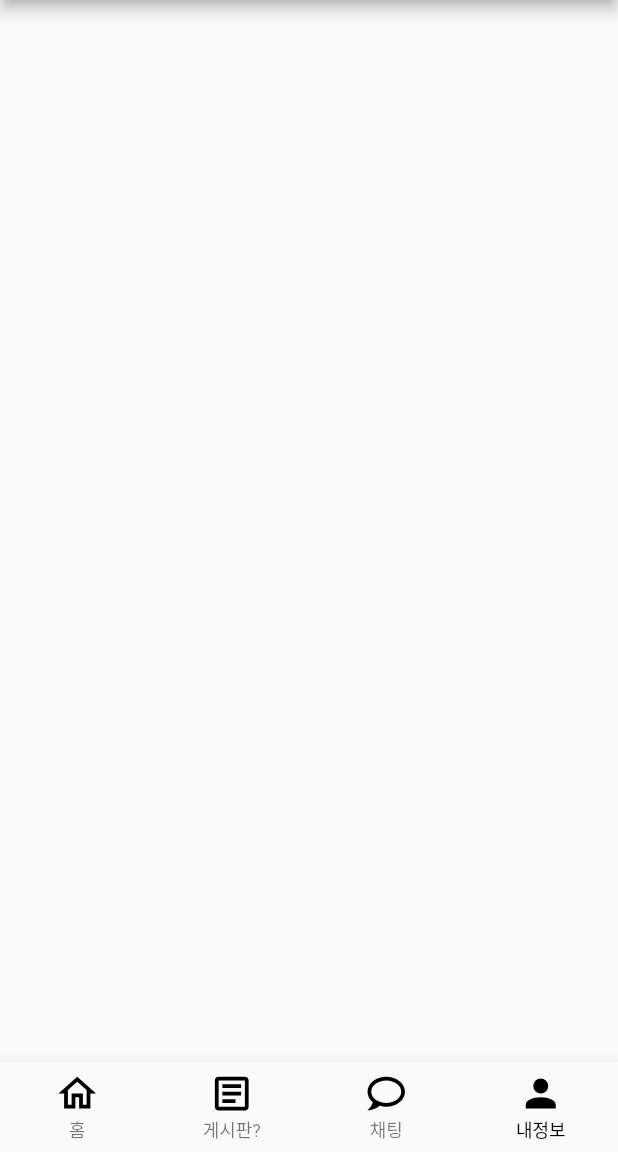
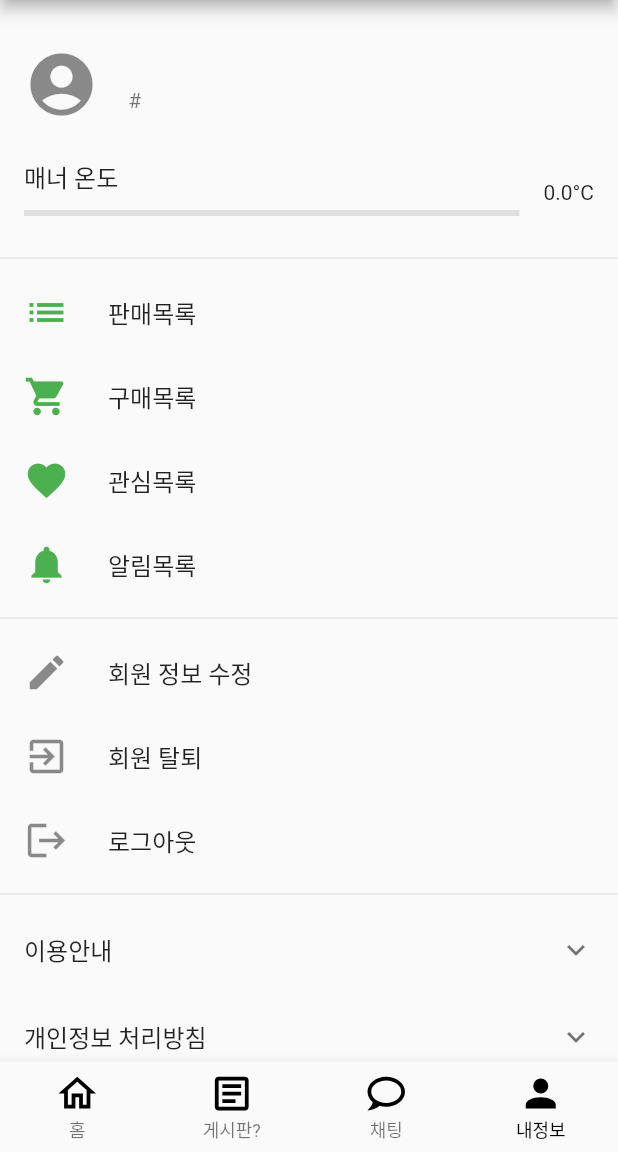
Before and after one commit to Mkyupark/Hakgeun_Market, a Flutter app: the App screen opened directly, item 4 of the bottom bar chosen, on a phone screen of 412 x 824 dp, the part 84-1236 px from its top. Run offline on Flutter 3.47's test engine with Material 2 defaults, Android fonts, the phone set to English and light mode, and no system bars; our stand-ins replace cloud_firestore, firebase_auth, firebase_core, flutter_svg, get, image_picker; accounts and stored records are empty.

Commit message:
내정보 UI + 회원정보수정
내정보 UI + 회원정보수정

```diff
--- a/lib/pages/AuthPage/login_screen.dart
+++ b/lib/pages/AuthPage/login_screen.dart
@@ -4,6 +4,7 @@ import 'package:flutter/services.dart';
 import 'package:hakgeun_market/models/user.dart';
 import 'package:hakgeun_market/pages/AuthPage/regist_screen.dart';
 import 'package:hakgeun_market/pages/app.dart';
+import 'package:hakgeun_market/provider/navigation_provider.dart';
 import 'package:hakgeun_market/provider/user_provider.dart';
 import 'package:hakgeun_market/service/AuthService.dart';
 import 'package:hakgeun_market/service/userService.dart';
@@ -67,7 +68,10 @@ class _LoginScreenState extends State<LoginScreen> {
             // App 화면으로 이동
             // ignore: use_build_context_synchronously
             Navigator.pushReplacement(
-                context, MaterialPageRoute(builder: (context) => App()));
+              context,
+              MaterialPageRoute(
+                  builder: (context) => App()), // App()은 메인 스크린으로 돌아가는 라우트
+            );
           } else {
             // 가입되지 않은 사용자인 경우, RegistScreen으로 이동하며 휴대폰 번호 정보를 전달합니다.
             // ignore: use_build_context_synchronously
--- a/lib/pages/AuthPage/regist_screen.dart
+++ b/lib/pages/AuthPage/regist_screen.dart
@@ -4,7 +4,9 @@ import 'package:firebase_auth/firebase_auth.dart';
 import 'package:flutter/material.dart';
 import 'package:hakgeun_market/models/user.dart';
 import 'package:hakgeun_market/pages/app.dart';
+import 'package:hakgeun_market/provider/user_provider.dart';
 import 'package:hakgeun_market/service/userService.dart';
+import 'package:provider/provider.dart';
 
 class RegistScreen extends StatefulWidget {
   final String phoneNumber;
@@ -32,7 +34,7 @@ class _RegistScreenState extends State<RegistScreen> {
 
       // UserService 인스턴스 생성
       final userService = UserService();
-
+      Provider.of<UserProvider>(context, listen: false).setUser(user);
       // Firestore에 사용자 정보 저장
       await userService.createUser(user);
 
--- a/lib/pages/MyPage/profile_screen.dart
+++ b/lib/pages/MyPage/profile_screen.dart
@@ -0,0 +1,249 @@
+// ignore_for_file: non_constant_identifier_names
+
+import 'package:flutter/material.dart';
+import 'package:hakgeun_market/pages/AuthPage/login_screen.dart';
+import 'package:hakgeun_market/pages/AuthPage/main_screen.dart';
+import 'package:hakgeun_market/pages/AuthPage/regist_screen.dart';
+import 'package:hakgeun_market/provider/navigation_provider.dart';
+import 'package:hakgeun_market/provider/user_provider.dart';
+import 'package:hakgeun_market/service/userService.dart';
+import 'package:provider/provider.dart';
+
+class ProfileScreen extends StatefulWidget {
+  const ProfileScreen({super.key});
+
+  @override
+  ProfilePage createState() => ProfilePage();
+}
+
+class ProfilePage extends State<ProfileScreen> {
+  @override
+  Widget build(BuildContext context) {
+    final userProvider = Provider.of<UserProvider>(context);
+    final navProvider = Provider.of<NavigationProvider>(context);
+    final user = userProvider.user;
+
+    if (user != null) {
+      navProvider.updatePage(3);
+      return Scaffold(
+        body: ListView(
+          children: <Widget>[
+            const SizedBox(height: 20),
+            ListTile(
+              leading: const Icon(Icons.account_circle, size: 50),
+              title: Text(user.nickName),
+              subtitle: Text('${user.schoolName} #${user.phoneNum}'),
+            ),
+            _buildMannerTemperature(user.mannerTemperature),
+            const Divider(),
+            _buildButton(context, Icons.list, '판매목록', Colors.green, () {
+              Navigator.push(
+                context,
+                MaterialPageRoute(builder: (context) => Container()),
+              );
+            }),
+            _buildButton(context, Icons.shopping_cart, '구매목록', Colors.green,
+                () {
+              // Navigator push to 구매목록 screen
+              Navigator.push(
+                context,
+                MaterialPageRoute(builder: (context) => Container()),
+              );
+            }),
+            _buildButton(context, Icons.favorite, '관심목록', Colors.green, () {
+              // Navigator push to 관심목록 screen
+              Navigator.push(
+                context,
+                MaterialPageRoute(builder: (context) => Container()),
+              );
+            }),
+            _buildButton(context, Icons.notifications, '알림목록', Colors.green,
+                () {
+              // Navigator push to 알림목록 screen
+              Navigator.push(
+                context,
+                MaterialPageRoute(builder: (context) => Container()),
+              );
+            }),
+            const Divider(),
+            _buildButton(context, Icons.edit, '회원 정보 수정', null, () {
+              // Navigator push to 회원 정보 수정 screen
+              Navigator.push(
+                context,
+                MaterialPageRoute(
+                    builder: (context) => RegistScreen(
+                          phoneNumber: user.phoneNum,
+                        )),
+              );
+            }),
+            _buildButton(context, Icons.exit_to_app, '회원 탈퇴', null, () {
+              _showDialog(context, '회원 탈퇴하시겠습니까?', () async {
+                // 회원 탈퇴 로직
+                var userService = UserService();
+
+                await userService.deleteUser(user.id);
+                userProvider.setUser(null); // 현재 사용자 ID에 해당하는 사용자 삭제
+              });
+            }),
+            _buildButton(context, Icons.logout, '로그아웃', null, () {
+              _showDialog(context, '로그아웃하시겠습니까?', () async {
+                // 로그아웃 로직
+                var userProvider = UserProvider();
+                userProvider.setUser(null); // 사용자 정보 제거
+              });
+            }),
+            const Divider(),
+            _buildExpansionTile(
+              title: '이용안내',
+              content: '학근마켓은 학교내에서 중고물품을 판매하는 기능을 제공합니다.',
+            ),
+            _buildExpansionTile(
+                title: '개인정보 처리방침',
+                content:
+                    ' 학근마켓은 사용자의 개인정보를 보호하고 사용자에게 안전하고 효과적인 서비스를 제공하기 위해 최선을 다하고 있습니다.\n 본 개인정보 처리방침은 학근마켓이 어떻게 사용자의 정보를 수집, 사용, 공유하는지에 대한 중요한 정보를 담고 있습니다.\n\n'
+                    '1. 수집하는 개인정보의 항목 및 수집 방법\n'
+                    ' - 학근마켓은 서비스 제공을 위해 이메일, 성별, 생년월일, 로그인 ID 등의 정보를 수집합니다.\n 이 정보는 주로 카카오 로그인을 통해 수집됩니다.\n\n'
+                    '2. 개인정보의 이용 목적\n'
+                    ' - 수집된 정보는 서비스 제공, 사용자 관리, 신규 기능 개발 및 개선, 안전한 서비스 이용 환경 조성 등을 위해 사용됩니다.\n\n'
+                    '3. 개인정보의 보유 및 이용 기간\n'
+                    ' - 사용자의 정보는 서비스 이용 기간 동안 보유하며, 법적인 요구가 있는 경우를 제외하고는 이용자의 요청에 따라 삭제됩니다.\n\n'
+                    '4. 개인정보의 파기 절차 및 방법\n'
+                    ' - 사용자의 개인정보는 목적 달성 후 별도의 DB로 옮겨져 일정 기간 저장된 후 파기됩니다.\n'
+                    ' - 전자적 파일 형태로 저장된 개인정보는 기술적 방법을 사용하여 복구 및 재생이 불가능하도록 안전하게 삭제됩니다.\n\n'
+                    '5. 개인정보 보호를 위한 기술적, 관리적 대책\n'
+                    ' - 학근마켓은 사용자의 개인정보 보호를 위해 보안 시스템을 갖추고 있으며, 정기적인 점검을 통해 안전을 유지하고 있습니다.\n'
+                    ' - 사용자의 개인정보에 접근할 수 있는 인원을 최소한으로 제한하며, 이를 위반할 시 엄격한 처벌을 받을 수 있습니다.\n\n'
+                    '본 개인정보 처리방침은 법률 및 정책의 변경에 따라 변경될 수 있으며, 변경 시 사용자에게 적절한 방법으로 통지할 것입니다.\n'),
+            _DeveloperExpansionTile(),
+          ],
+        ),
+      );
+    } else {
+      return Material(
+        child: Center(
+          child: Column(
+            mainAxisAlignment: MainAxisAlignment.center,
+            children: <Widget>[
+              const Text('로그인 하여 학근마켓을 이용해주세요',
+                  style: TextStyle(fontSize: 18.0)),
+              const SizedBox(height: 20),
+              ElevatedButton(
+                onPressed: () {
+                  Navigator.of(context).pushReplacement(
+                    MaterialPageRoute(
+                        builder: (context) => const LoginScreen()),
+                  );
+                },
+                child: const Text('로그인'),
+                style: ElevatedButton.styleFrom(
+                  primary: const Color(0xFF2DB400),
+                ),
+              ),
+            ],
+          ),
+        ),
+      );
+    }
+  }
+
+  Widget _DeveloperExpansionTile() {
+    return ExpansionTile(
+      title: const Text('개발자 정보'),
+      children: <Widget>[
+        _buildDeveloperInfo('손승재', '20190613', '회원가입, 내정보 Screen 구현'),
+        _buildDeveloperInfo('우민식', '20200723', 'Firebase 채팅 기능 구현'),
+        _buildDeveloperInfo('양준석', '20200694', '상품 상세 정보 Screen 구현'),
+        _buildDeveloperInfo('박민규', '20170426', '상품 리스트 Screen 구현'),
+      ],
+    );
+  }
+
+  Widget _buildDeveloperInfo(String name, String id, String role) {
+    return Padding(
+      padding: const EdgeInsets.symmetric(vertical: 4.0, horizontal: 16.0),
+      child: Row(
+        children: <Widget>[
+          Expanded(
+            flex: 2,
+            child: Text('$name $id',
+                style: const TextStyle(fontWeight: FontWeight.bold)),
+          ),
+          Expanded(
+            flex: 3,
+            child: Text(role),
+          ),
+        ],
+      ),
+    );
+  }
+
+  Widget _buildExpansionTile({required String title, required String content}) {
+    return ExpansionTile(
+      title: Text(title),
+      children: <Widget>[
+        Padding(
+          padding: const EdgeInsets.all(16.0),
+          child: Text(content),
+        ),
+      ],
+    );
+  }
+
+  Widget _buildButton(BuildContext context, IconData icon, String label,
+      Color? color, VoidCallback onTap) {
+    return ListTile(
+      leading: Icon(icon, size: 30, color: color),
+      title: Text(label),
+      onTap: onTap,
+    );
+  }
+
+  Widget _buildMannerTemperature(double temperature) {
+    Color color;
+    if (temperature < 35) {
+      color = Colors.blue;
+    } else if (temperature < 37) {
+      color = Colors.green;
+    } else {
+      color = Colors.red;
+    }
+
+    return ListTile(
+      title: const Text('매너 온도'),
+      subtitle: LinearProgressIndicator(
+        value: temperature / 100,
+        valueColor: AlwaysStoppedAnimation<Color>(color),
+        backgroundColor: Colors.grey[300],
+      ),
+      trailing: Text('${temperature.toStringAsFixed(1)}°C'),
+    );
+  }
+
+  void _showDialog(
+      BuildContext context, String content, Future<Null> Function() param2) {
+    showDialog(
+      context: context,
+      builder: (BuildContext context) {
+        return AlertDialog(
+          title: const Text('알림'),
+          content: Text(content),
+          actions: <Widget>[
+            TextButton(
+              child: const Text('확인'),
+              onPressed: () {
+                param2();
+                Navigator.of(context).pop();
+              },
+            ),
+            TextButton(
+              child: const Text('취소'),
+              onPressed: () {
+                Navigator.of(context).pop();
+              },
+            ),
+          ],
+        );
+      },
+    );
+  }
+}
--- a/lib/pages/app.dart
+++ b/lib/pages/app.dart
@@ -3,6 +3,7 @@ import 'package:flutter/material.dart';
 import 'package:flutter_svg/svg.dart';
 import 'package:hakgeun_market/componenets/appbar.dart';
 import 'package:hakgeun_market/models/goods.dart';
+import 'package:hakgeun_market/pages/MyPage/profile_screen.dart';
 import 'package:hakgeun_market/pages/chatroom/chatlist.dart';
 import 'package:hakgeun_market/pages/home.dart';
 import 'package:hakgeun_market/provider/navigation_provider.dart';
@@ -31,7 +32,7 @@ class _AppState extends State<App> {
       case 2:
         return ChatList();
       case 3:
-        return Container();
+        return const ProfileScreen();
     }
     return Container();
   }
@@ -92,7 +93,6 @@ class _AppState extends State<App> {
   @override
   Widget build(BuildContext context) {
     _navigationBar = Provider.of<NavigationProvider>(context);
-
     return Scaffold(
       appBar: CustomAppBar(
         onSearchCallback: (searchTerm) {
```
